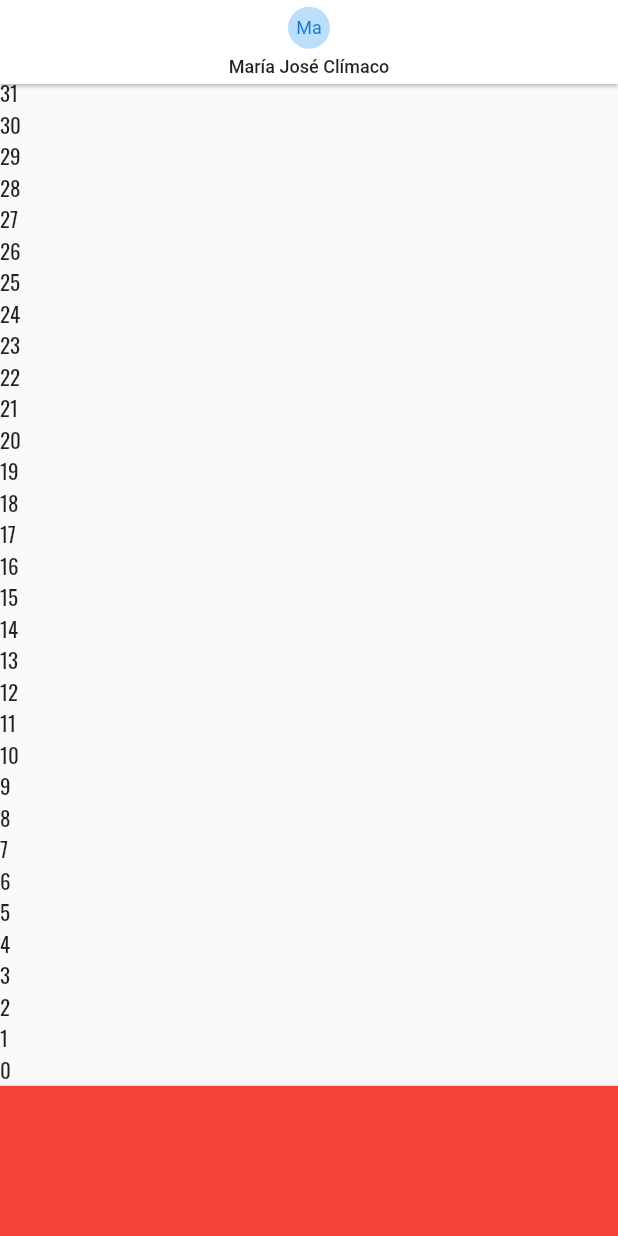
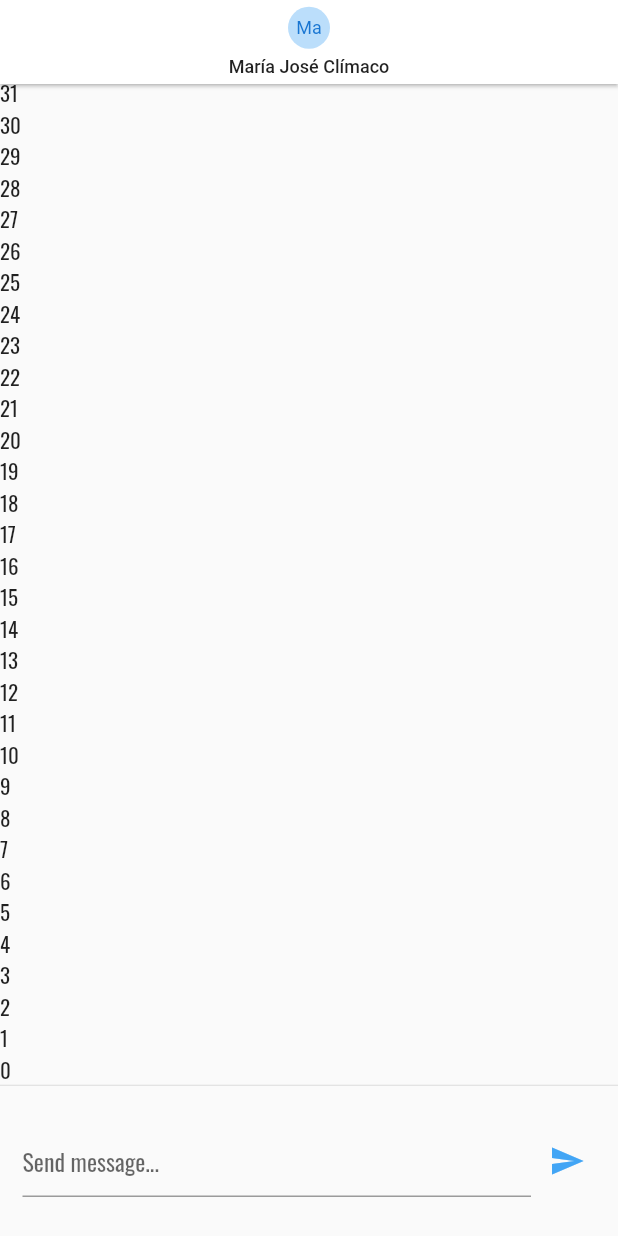
Before and after one commit to marcossevilla/messenger, a Flutter app: the screen it shows after launch, on a phone screen of 412 x 824 dp. Run offline on Flutter 3.47's test engine with Material 2 defaults, Android fonts, the phone set to English and light mode, and no system bars; our stand-ins replace google_fonts, pull_to_refresh.

Commit message:
working on chat input widget

```diff
--- a/lib/ui/screens/chat.dart
+++ b/lib/ui/screens/chat.dart
@@ -1,3 +1,6 @@
+import 'dart:io';
+
+import 'package:flutter/cupertino.dart';
 import 'package:flutter/material.dart';
 
 class ChatScreen extends StatelessWidget {
@@ -46,12 +49,64 @@ class ChatScreen extends StatelessWidget {
             ),
           ),
           const Divider(height: 1),
-          Container(
-            height: 100,
-            color: Colors.red,
-          ),
+          const _ChatInput(),
         ],
       ),
     );
   }
 }
+
+class _ChatInput extends StatefulWidget {
+  const _ChatInput({Key key}) : super(key: key);
+
+  @override
+  __ChatInputState createState() => __ChatInputState();
+}
+
+class __ChatInputState extends State<_ChatInput> {
+  final _controller = TextEditingController();
+
+  @override
+  Widget build(BuildContext context) {
+    return SizedBox(
+      height: 100,
+      child: SafeArea(
+        child: Padding(
+          padding: const EdgeInsets.only(left: 15, right: 10),
+          child: Row(
+            children: [
+              Flexible(
+                child: TextField(
+                  controller: _controller,
+                  onSubmitted: (value) {},
+                  onChanged: (value) {
+                    setState(() => _controller.text = value);
+                  },
+                  textInputAction: TextInputAction.send,
+                  decoration: const InputDecoration(
+                    hintText: 'Send message...',
+                  ),
+                ),
+              ),
+              if (Platform.isAndroid)
+                IconButton(
+                  icon: Icon(Icons.send, color: Colors.blue.shade400),
+                  onPressed: _controller.text.isEmpty ? null : _handleSubmit,
+                )
+              else
+                CupertinoButton(
+                  child: const Text('Send'),
+                  onPressed: _controller.text.isEmpty ? null : _handleSubmit,
+                ),
+            ],
+          ),
+        ),
+      ),
+    );
+  }
+
+  void _handleSubmit() {
+    print(_controller.text);
+    setState(_controller.clear);
+  }
+}
```
